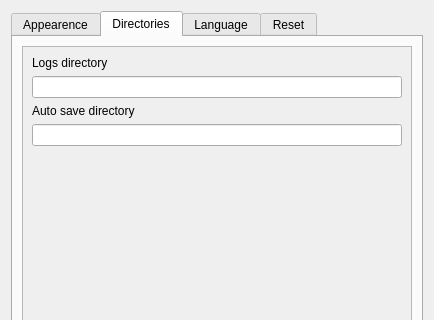
JesseRobot01/PlanGuidePlanner, file StudyGuide/ui/PreferenceWindow.ui: the form before one commit; both pictures show x 0 to 434 and y 0 to 320 of the 434 by 518 pixel window.
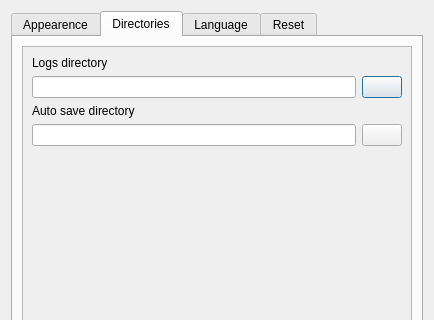
The form after the commit. The open tabs and pages were chosen to show the change. Icons and pictures are not drawn.

Commit message: Select Folder Button for the directories :)

The edit to the form file:
```diff
--- a/StudyGuide/ui/PreferenceWindow.ui
+++ b/StudyGuide/ui/PreferenceWindow.ui
@@ -138,7 +138,21 @@
             </widget>
            </item>
            <item>
-            <widget class="QLineEdit" name="logsDirectory"/>
+            <layout class="QHBoxLayout" name="horizontalLayout_4">
+             <item>
+              <widget class="QLineEdit" name="logsDirectory"/>
+             </item>
+             <item>
+              <widget class="QPushButton" name="logsDirectoryPicker">
+               <property name="text">
+                <string/>
+               </property>
+               <property name="icon">
+                <iconset theme="QIcon::ThemeIcon::FolderVisiting"/>
+               </property>
+              </widget>
+             </item>
+            </layout>
            </item>
            <item>
             <widget class="QLabel" name="label_12">
@@ -154,7 +168,21 @@
             </widget>
            </item>
            <item>
-            <widget class="QLineEdit" name="autoSaveDir"/>
+            <layout class="QHBoxLayout" name="horizontalLayout_5">
+             <item>
+              <widget class="QLineEdit" name="autoSaveDir"/>
+             </item>
+             <item>
+              <widget class="QPushButton" name="autoSaveDirPicker">
+               <property name="text">
+                <string/>
+               </property>
+               <property name="icon">
+                <iconset theme="QIcon::ThemeIcon::FolderVisiting"/>
+               </property>
+              </widget>
+             </item>
+            </layout>
            </item>
            <item>
             <spacer name="verticalSpacer_2">
```
The commit also changes 2 other files.
